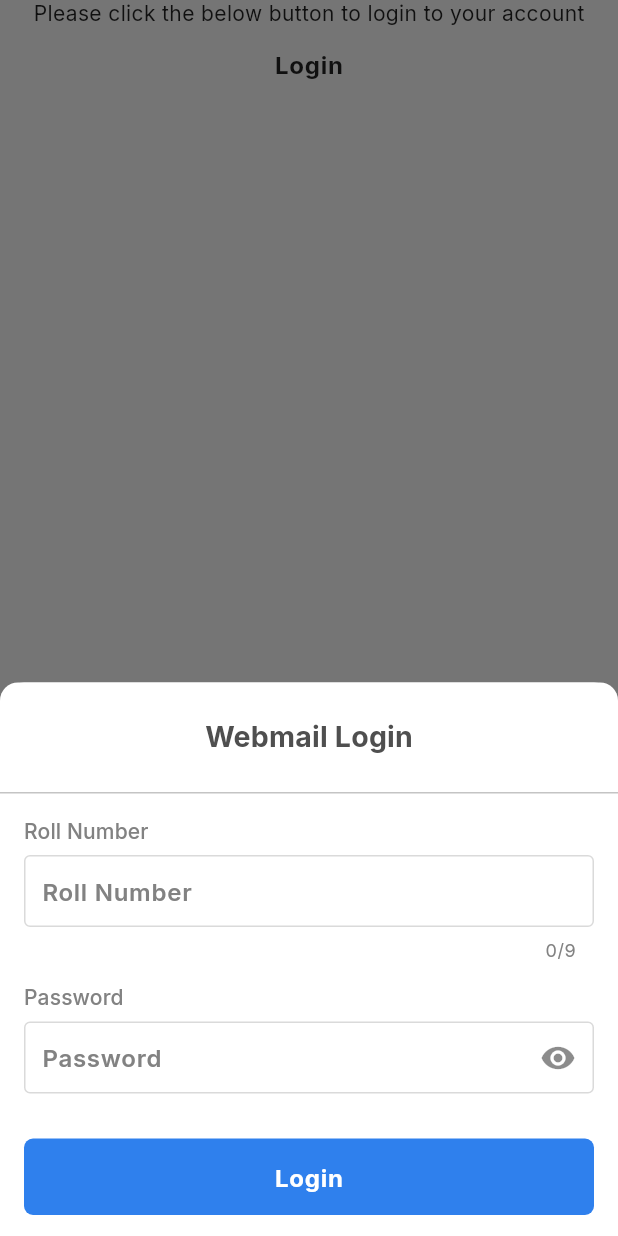
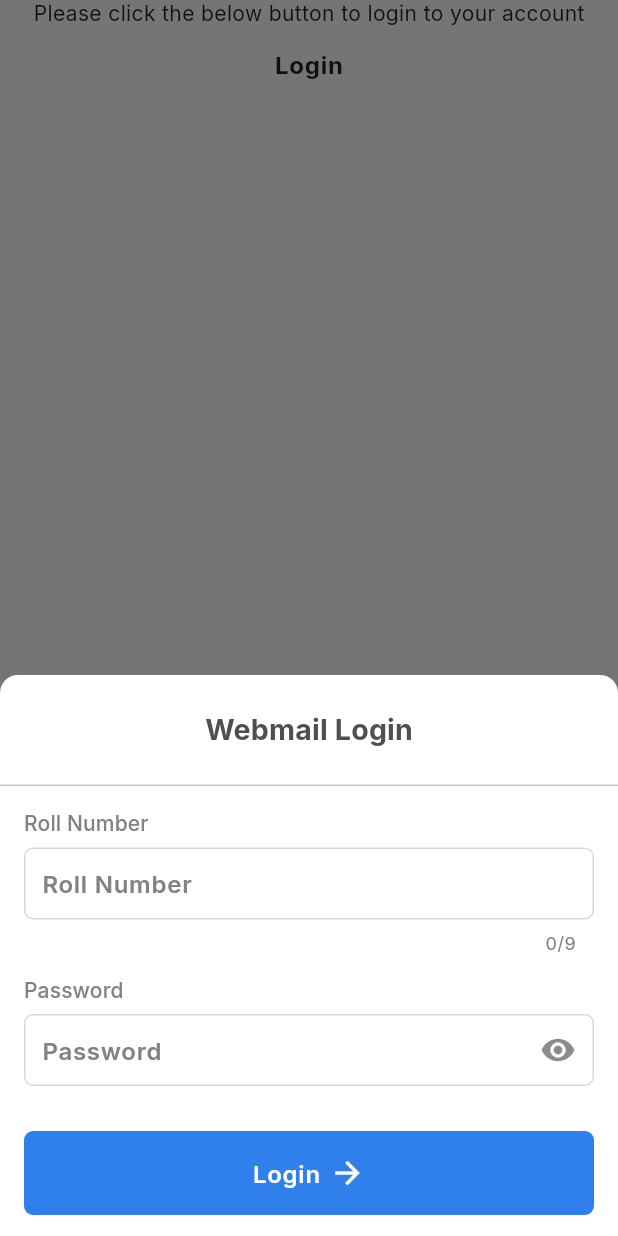
Before and after one commit to dscnitrourkela/project-elaichi, a Flutter app: the WebMailPage screen opened directly, after a tap on "Login", on a phone screen of 412 x 824 dp. Run offline on Flutter 3.47's test engine with Material 2 defaults, Android fonts, the phone set to English and light mode, and no system bars; our stand-ins replace bloc, dartz, firebase_auth, firebase_core, flutter_bloc, flutter_svg and 7 more; accounts and stored records are empty.

Commit message:
fix : change the login button UI (#179)
* fix : change the login button UI

* fix : change the font weight and border radius

```diff
--- a/elaichi/lib/presentation/components/buttons/blue_button.dart
+++ b/elaichi/lib/presentation/components/buttons/blue_button.dart
@@ -10,12 +10,13 @@ class BlueButton extends StatelessWidget {
     this.color,
     required this.text,
     required this.onTapped,
-    this.icon,
+    this.leadingIcon,
+    this.trailingIcon,
     Key? key,
   }) : super(key: key);
 
   /// Icon at the starting of button
-  final Widget? icon;
+  final Widget? leadingIcon, trailingIcon;
 
   /// Text on the button
   final String text;
@@ -41,20 +42,25 @@ class BlueButton extends StatelessWidget {
       child: Row(
         mainAxisSize: MainAxisSize.min,
         children: [
-          if (icon != null) icon!,
-          if (icon != null)
+          if (leadingIcon != null) leadingIcon!,
+          if (leadingIcon != null)
             const Padding(
               padding: EdgeInsets.only(left: 6),
             ),
           Text(
             text,
             style: Theme.of(context).textTheme.button!.copyWith(
-                  fontWeight: FontWeight.bold,
+                  fontWeight: FontWeight.w600,
                   fontSize: 16,
                   letterSpacing: 0.5,
                   color: Colors.white,
                 ),
           ),
+          if (trailingIcon != null)
+            const Padding(
+              padding: EdgeInsets.only(left: 6),
+            ),
+          if (trailingIcon != null) trailingIcon!,
         ],
       ),
     );
--- a/elaichi/lib/presentation/components/inputs/text_field_input.dart
+++ b/elaichi/lib/presentation/components/inputs/text_field_input.dart
@@ -1,4 +1,5 @@
 import 'package:elaichi/presentation/core/theme/colors.dart';
+import 'package:elaichi/presentation/core/utils/measurements.dart';
 import 'package:flutter/material.dart';
 import 'package:flutter/services.dart';
 
@@ -84,11 +85,15 @@ class TextFieldInput extends StatelessWidget {
                   // color: enabled ? null : Theme.of(context).,
                 ),
             decoration: InputDecoration(
-              border: const OutlineInputBorder(),
+              border: const OutlineInputBorder(
+                borderRadius: Measurements.inputRadius,
+              ),
               enabledBorder: OutlineInputBorder(
+                borderRadius: Measurements.inputRadius,
                 borderSide: BorderSide(color: Theme.of(context).disabledColor),
               ),
               focusedBorder: const OutlineInputBorder(
+                borderRadius: Measurements.inputRadius,
                 borderSide: BorderSide(color: AppColors.lightBlue),
               ),
               contentPadding: contentPadding ?? const EdgeInsets.all(12),
--- a/elaichi/lib/presentation/mail/webmail_login_bottom_sheet/webmai_login_bottomsheet.dart
+++ b/elaichi/lib/presentation/mail/webmail_login_bottom_sheet/webmai_login_bottomsheet.dart
@@ -96,6 +96,10 @@ class _WebMailLoginBottomSheetState extends State<WebMailLoginBottomSheet> {
                 padding:
                     const EdgeInsets.symmetric(horizontal: 16, vertical: 14),
                 child: BlueButton(
+                  trailingIcon: const Icon(
+                    Icons.arrow_forward,
+                    color: Colors.white,
+                  ),
                   text: 'Login',
                   onTapped: () async {
                     FocusScope.of(context).unfocus();
```
